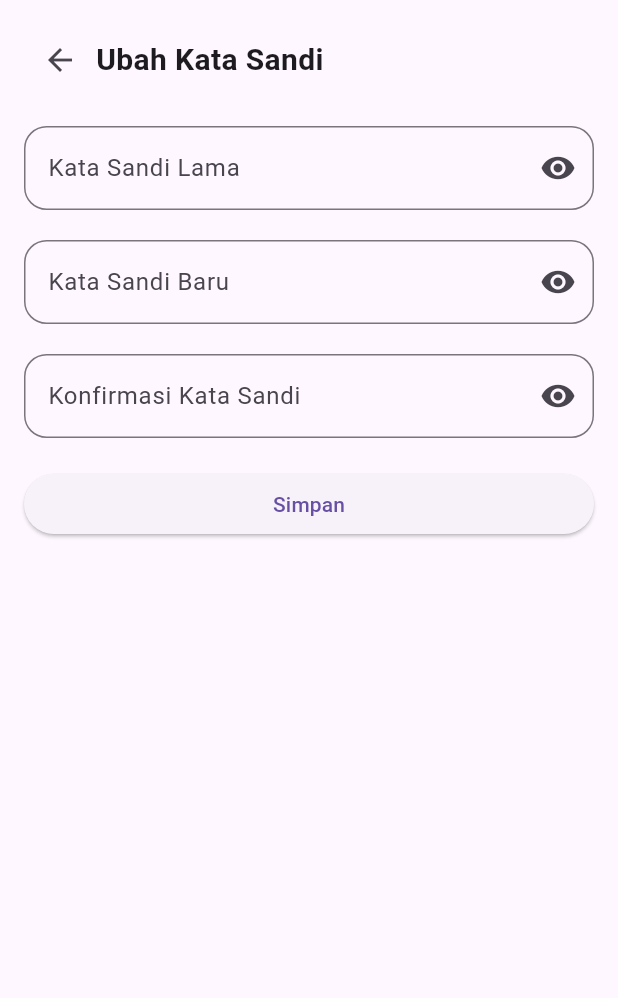
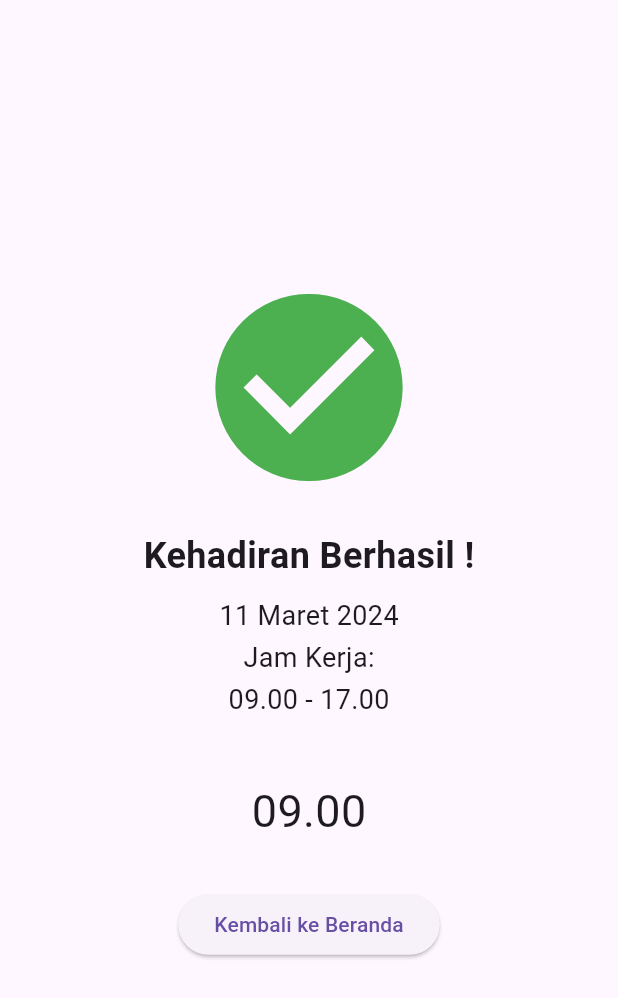
Before and after one commit to ippl-hr-application/frontend-mobile, a Flutter app: the screen it shows after launch, on a phone screen of 412 x 824 dp. Shown: the top 998 px of the screen. Run offline on Flutter 3.47's test engine with Material 3 defaults, Android fonts, the phone set to English and light mode, and no system bars; our stand-ins replace calendar_date_picker2, file_picker, flutter_form_builder, image_picker, signature.

Commit message:
Checkin Success Done, Checkin Prove on Progress

```diff
--- a/lib/main.dart
+++ b/lib/main.dart
@@ -1,6 +1,8 @@
 import 'package:flutter/material.dart';
 import 'package:meraih_mobile/screens/auth/forget_password.dart';
 import 'package:meraih_mobile/screens/auth/login_page.dart';
+import 'package:meraih_mobile/screens/home/checkin_prove.dart';
+import 'package:meraih_mobile/screens/home/checkin_success.dart';
 import 'package:meraih_mobile/screens/permintaan/form_sakit.dart';
 import 'package:meraih_mobile/screens/settings/change_password.dart';
 
@@ -18,7 +20,7 @@ class MyApp extends StatelessWidget {
       theme: ThemeData(
         primaryColor: Color(0xFF2051E5), // Set the primary color
       ),
-      home: const ChangePassword(),
+      home: const CheckinSuccess(),
     );
   }
 }
--- /dev/null
+++ b/lib/screens/home/checkin_success.dart
@@ -0,0 +1,66 @@
+import 'package:flutter/material.dart';
+
+class CheckinSuccess extends StatelessWidget {
+  const CheckinSuccess({Key? key}) : super(key: key);
+
+  @override
+  Widget build(BuildContext context) {
+    return Scaffold(
+      body: Center(
+        child: Column(
+          mainAxisAlignment: MainAxisAlignment.center,
+          children: [
+            Icon(
+              Icons.check_circle,
+              color: Colors.green,
+              size: 150.0,
+            ),
+            SizedBox(height: 20.0),
+            Text(
+              'Kehadiran Berhasil !',
+              style: TextStyle(
+                fontSize: 24.0,
+                fontWeight: FontWeight.bold,
+              ),
+            ),
+            SizedBox(height: 10.0),
+            Text(
+              '11 Maret 2024',
+              style: TextStyle(
+                fontSize: 18.0,
+              ),
+            ),
+            SizedBox(height: 2.0),
+            Text(
+              'Jam Kerja:',
+              style: TextStyle(
+                fontSize: 18.0,
+              ),
+            ),
+            SizedBox(height: 2.0),
+            Text(
+              '09.00 - 17.00',
+              style: TextStyle(
+                fontSize: 18.0,
+              ),
+            ),
+             SizedBox(height: 40.0),
+            Text(
+              '09.00',
+              style: TextStyle(
+                fontSize: 30.0,
+              ),
+            ),
+            SizedBox(height: 30.0),
+            ElevatedButton(
+              onPressed: () {
+                // Tambahkan logika untuk kembali ke beranda
+              },
+              child: Text('Kembali ke Beranda'),
+            ),
+          ],
+        ),
+      ),
+    );
+  }
+}
--- a/pubspec.yaml
+++ b/pubspec.yaml
@@ -35,6 +35,7 @@ dependencies:
   signature: ^5.0.1
   file_picker: ^4.1.4
   intl: ^0.17.0
+  image_picker: ^1.0.7
 
 
   # The following adds the Cupertino Icons font to your application.
```
Also changed, not shown: lib/screens/home/checkin_prove.dart (added, +77 -0 lines), pubspec.lock, 5 other files.
